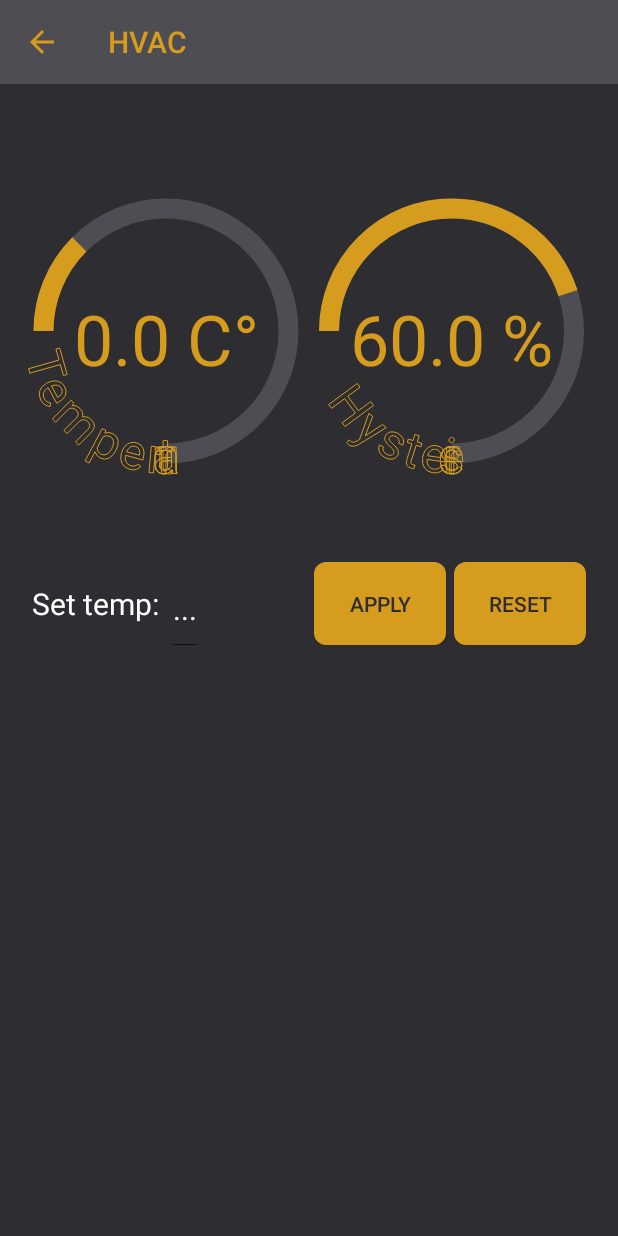
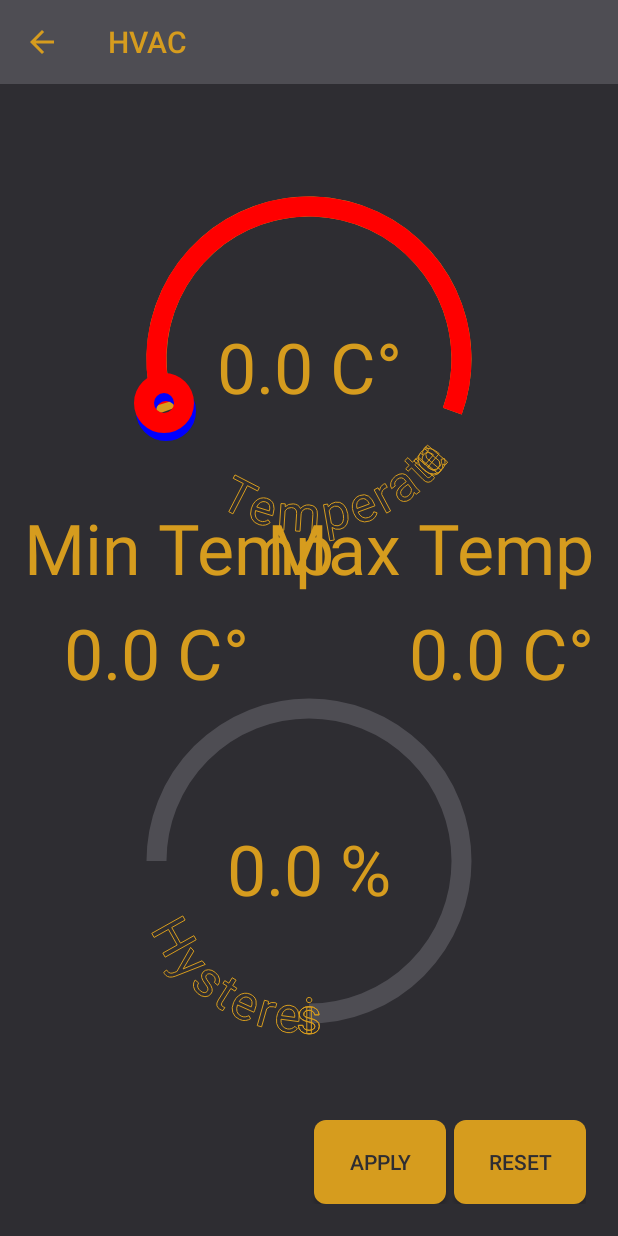
Before and after one commit to intive/patronage20-android, an Android app: the fragment HvacDetailsFragment placed in its activity, on a phone screen of 412 x 824 dp. Run offline under Robolectric (Android 15) with nearby library versions, the phone set to English and light mode, and no system bars; our stand-ins replace RxJava, data binding; 9 statements that could not run were skipped.

Commit message:
feature : change of layout, adding touch listening  #PATRON2020-37

```diff
--- a/app/src/main/java/com/intive/patronage/smarthome/feature/hvac/HVACListener.kt
+++ b/app/src/main/java/com/intive/patronage/smarthome/feature/hvac/HVACListener.kt
@@ -1,6 +1,8 @@
 package com.intive.patronage.smarthome.feature.hvac
 
+import android.annotation.SuppressLint
 import android.text.Editable
+import android.view.MotionEvent
 import android.widget.Button
 import android.widget.EditText
 import android.widget.Toast
@@ -11,29 +13,26 @@ fun setLayout(view: HvacCircle, hvacViewModel: HvacViewModel) {
     view.addOnLayoutChangeListener { _, _, _, _, _, _, _, _, _ ->
         view.temperatureFloat = hvacViewModel.temperature
         view.hysteresis = hvacViewModel.hysteresis
+        view.maxTemperature = hvacViewModel.coolingTemperature
+        view.minTemperature = hvacViewModel.heatingTemperature
     }
 }
 
-@BindingAdapter("tempUp")
-fun setOnTemperatureUp(view: Button, hvacViewModel: HvacViewModel) {
-    view.setOnClickListener {
-        if (hvacViewModel.temperatureFromView < 51 && hvacViewModel.temperatureFromView > -11) {
-            hvacViewModel.temperature = hvacViewModel.temperatureFromView
-        } else Toast.makeText(view.context, "za wysoka temperatura", Toast.LENGTH_SHORT).show()
-        hvacViewModel.hvacViewEventListener.setTemperature(hvacViewModel.temperature)
-
+@SuppressLint("ClickableViewAccessibility")
+@BindingAdapter("setTemperature")
+fun setTemperature(view: HvacCircle, hvacViewModel: HvacViewModel) {
+    view.setOnTouchListener { _, motionEvent ->
+        when(motionEvent.action) {
+            MotionEvent.ACTION_DOWN, MotionEvent.ACTION_MOVE -> {
+                view.onTouch(motionEvent.x, motionEvent.y).apply {
+                    hvacViewModel.coolingTemperature = view.maxTemperature
+                    hvacViewModel.heatingTemperature = view.minTemperature
+                }
+            }
+            MotionEvent.ACTION_UP ->{
+                view.reset()
+            }
+        }
+        true
     }
 }
-
-@BindingAdapter("textChangeListener")
-fun textChangeListener(view: EditText, hvacViewModel: HvacViewModel) {
-
-    view.addTextChangedListener(object : MyTextWatcher() {
-        override fun afterTextChanged(s: Editable?) {
-            if (!s.isNullOrBlank()) {
-                val temperatureFromView = s.toString().toFloat()
-                hvacViewModel.temperatureFromView = temperatureFromView
-            }
-        }
-    })
-}
--- a/app/src/main/java/com/intive/patronage/smarthome/feature/hvac/HVACViewEventListener.kt
+++ b/app/src/main/java/com/intive/patronage/smarthome/feature/hvac/HVACViewEventListener.kt
@@ -4,4 +4,6 @@ interface HVACViewEventListener {
     fun setTemperature(temperature :Float)
     fun setHysteresis(hysteresis : Float)
     fun connectionError(error: Boolean)
+    fun setHeatingTemperature(heatingTemperature :Int)
+    fun setCoolingTemperature(coolingTemperature :Int)
 }
--- a/app/src/main/java/com/intive/patronage/smarthome/feature/hvac/HvacCircle.kt
+++ b/app/src/main/java/com/intive/patronage/smarthome/feature/hvac/HvacCircle.kt
@@ -1,29 +1,57 @@
 package com.intive.patronage.smarthome.feature.hvac
 
 import android.content.Context
-import android.graphics.Canvas
-import android.graphics.Paint
-import android.graphics.Path
-import android.graphics.RectF
-import android.os.Handler
-import android.os.HandlerThread
-import android.os.Message
+import android.graphics.*
 import android.text.TextPaint
 import android.util.AttributeSet
-import android.util.Log
 import android.view.View
 import com.intive.patronage.smarthome.R
-import kotlinx.android.synthetic.main.fragment_hvac_details.view.*
-import org.koin.ext.getScopeName
+import kotlin.math.cos
+import kotlin.math.pow
+import kotlin.math.roundToInt
+import kotlin.math.sin
 
 
 class HvacCircle(context: Context?, attrs: AttributeSet?) : View(context, attrs){
 
+
     var temperatureFloat: Float = 0F
-    var hysteresis = 60F
+    var hysteresis = 0F
+    private var mWidth = 0
+    private var mHeight =0
+    private var radius =0
+    private var coldSweepAngle = 0f
+    private var hotSweepAngle = 0f
+    private val startAngle = 160f
+    var minTemperature = 0
+    var maxTemperature = 0
+    private var coldCircleRadius = 20f
+    private var hotCircleRadius = 20f
+    private var coldTouched = false
+    private var hotTouched = false
+    private lateinit var coldPoint : Point
+    private lateinit var hotPoint: Point
+    private lateinit var coldCircle : RectF
+    private lateinit var hotCircle : RectF
+    private var oneDegree = 6.2f
+    private val sweepAngle = 220f
+    private var touchRadius = 20.0
+
     private val paint = Paint().apply {
         isAntiAlias = true
         color = resources.getColor(R.color.colorAccent)
+        style = Paint.Style.STROKE
+        strokeWidth = 20f
+    }
+    private val coldPaint = Paint().apply {
+        isAntiAlias = true
+        color = Color.BLUE
+        style = Paint.Style.STROKE
+        strokeWidth = 20f
+    }
+    private val hotPaint = Paint().apply {
+        isAntiAlias = true
+        color = Color.RED
         style = Paint.Style.STROKE
         strokeWidth = 20f
     }
@@ -35,7 +63,6 @@ class HvacCircle(context: Context?, attrs: AttributeSet?) : View(context, attrs)
     }
     private val textPaint = TextPaint().apply {
         isAntiAlias = true
-        color = resources.getColor(R.color.colorAccent)
         style = Paint.Style.STROKE
         textSize = 70f
     }
@@ -45,50 +72,154 @@ class HvacCircle(context: Context?, attrs: AttributeSet?) : View(context, attrs)
         style = Paint.Style.STROKE
         textSize = 50f
     }
-    private val padding = 20f
+
+    private lateinit var centerOfTemperatureCircle : Point
+    private lateinit var centerOfHysteresisCircle :Point
+
+    override fun onSizeChanged(w: Int, h: Int, oldw: Int, oldh: Int) {
+        super.onSizeChanged(w, h, oldw, oldh)
+        if (width < height) {
+            radius = width/2 +20
+            mWidth = width
+            mHeight = height
+            centerOfTemperatureCircle = Point().apply { x= width/2
+            y=height/4 }
+            centerOfHysteresisCircle = Point().apply { x=width/2
+            y = height - (height/4)}
+
+        } else{
+            radius = height/2 + 150
+            mWidth = height
+            mHeight = width
+            centerOfTemperatureCircle = Point().apply{ x = width/4
+            y=height/2 }
+            centerOfHysteresisCircle = Point().apply { x =(width - (width/4))
+            y=height/2}
+
+        }
+    }
+
     private fun drawCircleTemp(canvas: Canvas?, tempInt: Float) {
-        val tempLabel = "Temperatura"
+        val tempLabel = resources.getString(R.string.hvac_temperature_label)
         val tempString = "$tempInt C°"
 
-        val radius = if (width / 2 < height) width / 2f - padding * 2 else height / 2f - padding * 2
 
-        val circle = RectF().apply {
-            top = height / 2 - radius / 2
-            left = width / 4 - radius / 2
-            right = left + radius
-            bottom = top + radius
+        val tempCircle = RectF().apply {
+            top = centerOfTemperatureCircle.y - radius /2f
+            bottom = centerOfTemperatureCircle.y + radius /2f
+            left = centerOfTemperatureCircle.x  -radius /2f
+            right = centerOfTemperatureCircle.x + radius /2f
+
         }
-
-        val sweepAngle = 45 + tempInt * 4.5F
+        coldCircle = RectF(tempCircle)
+        hotCircle = RectF(tempCircle)
 
 
-        canvas?.drawArc(circle, 180f, 270f, false, paintBackground)
-        canvas?.drawArc(circle, 180f, sweepAngle, false, paint)
-        canvas?.drawText(
-            tempString,
-            width / 4f - textPaint.measureText(tempString) / 2,
-            height / 2f + textPaint.textSize / 2,
-            textPaint
+
+        coldPoint = getPoint(coldCircle.centerX(), coldCircle.centerY(), radius/2,startAngle+coldSweepAngle )
+        hotPoint = getPoint(hotCircle.centerX(), hotCircle.centerY(), radius/2,20+(hotSweepAngle*(-1)) )
+        coldSweepAngle = minTemperature.toFloat()/10*oneDegree
+        hotSweepAngle = (350 -maxTemperature).toFloat()/10*oneDegree
+
+        canvas?.drawArc(tempCircle, startAngle, sweepAngle, false, paint)
+        canvas?.drawArc(coldCircle,startAngle,coldSweepAngle,false,coldPaint)
+        canvas?.drawArc(hotCircle,20f,(hotSweepAngle*(-1)),false,hotPaint)
+        canvas?.drawCircle(coldPoint.x.toFloat(), coldPoint.y.toFloat(),coldCircleRadius, coldPaint.apply { textSize =20f })
+        canvas?.drawCircle(hotPoint.x.toFloat(), hotPoint.y.toFloat(),hotCircleRadius, hotPaint)
+
+
+        canvas?.drawText(tempString,
+            centerOfTemperatureCircle.x- textPaint.measureText(tempString) / 2,
+            centerOfTemperatureCircle.y + textPaint.textSize / 2,
+            textPaint.apply { color = resources.getColor(R.color.colorAccent) }
         )
+
         canvas?.drawTextOnPath(
             tempLabel,
-            Path().apply { addArc(circle, 180f, -90f) },
+            Path().apply { addArc(tempCircle, 130f, -90f) },
             20f,
             20f,
             textLabelPaint
         )
     }
 
+    private fun drawMinTemperatureLabel (canvas: Canvas?){
+        val text = (minTemperature.toFloat()/10).toString()
+        val minTempLabel = "Min Temp"
+        val tempString = "$text C°"
+        if(width<height) {
+            canvas?.drawText(
+                tempString,
+                40F,
+                height / 2 + textPaint.textSize,
+                textPaint
+            )
+            canvas?.drawText(
+                minTempLabel,
+                0F,
+                height / 2 - textPaint.textSize / 2,
+                textPaint
+            )
+        }else{
+            canvas?.drawText(
+                tempString,
+                width/2f - textPaint.measureText(tempString) / 2,
+                height.toFloat(),
+                textPaint
+            )
+            canvas?.drawText(
+                minTempLabel,
+                width/2f - textPaint.measureText(minTempLabel) / 2,
+                height - textPaint.textSize,
+                textPaint
+            )
+        }
+
+    }
+
+    private fun drawMaxTemperatureLabel(canvas: Canvas?){
+        val text = ((maxTemperature).toFloat()/10).toString()
+        val tempLabel = "Max Temp"
+        val tempString = "$text C°"
+        if(width<height) {
+            canvas?.drawText(
+                tempString,
+                width.toFloat() - textPaint.measureText(tempString),
+                height / 2 + textPaint.textSize,
+                textPaint
+            )
+            canvas?.drawText(
+                tempLabel,
+                width.toFloat() - textPaint.measureText(tempLabel),
+                height / 2 - textPaint.textSize / 2,
+                textPaint
+            )
+        }else{
+            canvas?.drawText(
+                tempString,
+                width/2f - textPaint.measureText(tempString) / 2,
+                textPaint.textSize*2,
+                textPaint
+            )
+            canvas?.drawText(
+                tempLabel,
+                width/2f - textPaint.measureText(tempLabel) / 2,
+                textPaint.textSize,
+                textPaint
+            )
+        }
+    }
+
     private fun drawCircleHysteresis(canvas: Canvas?, hysteresis: Float) {
-        val histLabel = "Hysteresis"
+
+        val histLabel = resources.getString(R.string.hvac_hysteresis_label)
         val histValueString = "$hysteresis %"
-        val radius = if (width / 2 < height) width / 2 - padding * 2 else height / 2 - padding * 2
 
         val circle = RectF().apply {
-            top = height / 2 - radius / 2
-            left = width * 0.75f - radius / 2f
-            right = left + radius
-            bottom = top + radius
+            top = centerOfHysteresisCircle.y - radius /2f
+            bottom = centerOfHysteresisCircle.y + radius /2f
+            left = centerOfHysteresisCircle.x  -radius /2f
+            right = centerOfHysteresisCircle.x + radius /2f
         }
 
         val sweepAngle = hysteresis * 2.7F
@@ -97,8 +228,8 @@ class HvacCircle(context: Context?, attrs: AttributeSet?) : View(context, attrs)
         canvas?.drawArc(circle, 180f, sweepAngle, false, paint)
         canvas?.drawText(
             histValueString,
-            width * 0.75f - textPaint.measureText(histValueString) / 2,
-            height / 2f + textPaint.textSize / 2,
+            centerOfHysteresisCircle.x - textPaint.measureText(histValueString) / 2,
+            centerOfHysteresisCircle.y + textPaint.textSize / 2,
             textPaint
         )
         canvas?.drawTextOnPath(
@@ -108,24 +239,66 @@ class HvacCircle(context: Context?, attrs: AttributeSet?) : View(context, attrs)
             20f,
             textLabelPaint
         )
+    }
+
+    private fun getPoint (x:Float, y:Float, radius:Int, angle:Float):Point{
+        val angleInRadian = angle*(Math.PI/180)
+        val pointX = (x + radius * cos(angleInRadian)).roundToInt()
+        val pointY = (y + radius * sin(angleInRadian)).roundToInt()
+        return Point(pointX, pointY)
+    }
+
+    fun onTouch(eventX:Float, eventY:Float){
+
+        /*val x = eventX
+        val y = eventY*/
+        val cdx = (eventX - coldPoint.x.toDouble()).pow(2.0)
+        val cdy = (eventY - coldPoint.y.toDouble()).pow(2.0)
+        val hdx = (eventX - hotPoint.x.toDouble()).pow(2.0)
+        val hdy = (eventY - hotPoint.y.toDouble()).pow(2.0)
+
+
+        if(cdx+cdy< touchRadius.pow(2.0) && !hotTouched) {
+            coldTouched = true
+            coldCircleRadius = 30f
+            touchRadius=300.0
+            if(coldPoint.x < eventX){
+                minTemperature+= 1
+            }
+            else minTemperature-= 1
+            invalidate()
+        }
+        if(hdx+hdy< touchRadius.pow(2.0) && !coldTouched) {
+            hotTouched = true
+            hotCircleRadius = 30f
+            touchRadius=300.0
+            if(hotPoint.x > eventX){
+                maxTemperature-= 1
+            }
+            else maxTemperature+= 1
+            invalidate()
+        }
+    }
+
+    override fun onDraw(canvas: Canvas?) {
+        super.onDraw(canvas)
+
+        drawCircleTemp(canvas, temperatureFloat)
+        drawCircleHysteresis(canvas, hysteresis)
+        drawMinTemperatureLabel(canvas)
+        drawMaxTemperatureLabel(canvas)
 
     }
 
-    fun changeTemperature (temp:Float){
-        temperatureFloat = temp
-        postInvalidate()
-
-    }
-    init {
-        setWillNotDraw(false)
+    fun reset (){
+        coldTouched =false
+        hotTouched =false
+        hotCircleRadius = 20f
+        touchRadius =20.0
+        coldCircleRadius = 20f
+        invalidate()
     }
 
 
-    override fun onDraw(canvas: Canvas?) {
-        super.onDraw(canvas)
-        drawCircleTemp(canvas, temperatureFloat)
-        drawCircleHysteresis(canvas, hysteresis)
-
-    }
 
 }
--- a/app/src/main/res/layout-land/fragment_hvac_details.xml
+++ b/app/src/main/res/layout-land/fragment_hvac_details.xml
@@ -15,76 +15,38 @@
         <com.intive.patronage.smarthome.feature.hvac.HvacCircle
                 android:layout_width="@dimen/none"
                 android:layout_height="match_parent"
-                android:layout_weight="7"
+                android:layout_weight="10"
                 android:id="@+id/hvac_circle"
                 app:onLayout="@{hvacViewModel}"
+                app:setTemperature="@{hvacViewModel}"
         />
-        <LinearLayout android:layout_width="@dimen/none" android:layout_height="match_parent" android:layout_weight="7"
-                      android:orientation="vertical">
+
         <androidx.constraintlayout.widget.ConstraintLayout
-                    android:layout_width="match_parent"
-                    android:layout_height="@dimen/none"
+                android:layout_width="@dimen/none"
+                android:layout_height="match_parent"
                 android:layout_weight="1"
                 android:id="@+id/tempButtonLayout">
 
-                <TextView
-                        android:layout_width="wrap_content"
-                        android:layout_height="match_parent"
-                        android:layout_marginStart="5dp"
-                        android:textSize="@dimen/hvac_text_size"
-                        android:text="@string/hvac_details_temp_label"
-                        android:textColor="#fff"
-                        android:gravity="center"
-                        app:layout_constraintTop_toTopOf="parent"
-                        app:layout_constraintStart_toStartOf="parent" android:id="@+id/tempLabel"/>
-
-                <EditText
-                        app:textChangeListener="@{hvacViewModel}"
-                        android:layout_width="wrap_content"
-                        android:layout_height="match_parent"
-                        android:textSize="@dimen/hvac_text_size"
-                        android:text=""
-                        android:inputType="number"
-                        android:textColor="#fff"
-                        android:textColorHint="#fff"
-                        android:hint="@string/hvac_datails_hint"
-                        android:layout_marginBottom="-13dp"
-                        android:layout_marginTop="0dp"
-                        app:layout_constraintTop_toTopOf="parent"
-                        android:id="@+id/tampValueEditView"
-                        app:layout_constraintStart_toEndOf="@+id/tempLabel"
-                        android:layout_marginStart="@dimen/hvac_layout_margin" android:textIsSelectable="false" android:singleLine="false"
-                        android:importantForAutofill="no"/>
             <Button
                     android:text="@string/apply"
-                        app:tempUp="@{hvacViewModel}"
-                        android:layout_width="wrap_content"
-                        android:layout_height="match_parent"
+                    android:layout_width="match_parent"
+                    android:layout_height="wrap_content"
                     android:id="@+id/tempApplyButton"
                     android:background="@drawable/rounded_button"
-                        android:textColor="@color/backgroundColor" app:layout_constraintTop_toTopOf="parent"
-                        app:layout_constraintEnd_toStartOf="@+id/tempReset" android:layout_marginEnd="@dimen/hvac_layout_margin"/>
+                    android:textColor="@color/backgroundColor"
+                    app:layout_constraintEnd_toEndOf="@+id/tempReset" app:layout_constraintTop_toTopOf="parent"
+                    android:layout_marginTop="80dp"/>
             <Button
                     android:text="@string/reset"
-                        android:layout_width="wrap_content"
-                        android:layout_height="match_parent"
-                        android:layout_marginEnd="@dimen/hvac_layout_margin"
+                    android:layout_width="match_parent"
+                    android:layout_height="wrap_content"
                     android:id="@+id/tempReset"
                     android:background="@drawable/rounded_button"
                     android:textColor="@color/backgroundColor"
                     app:layout_constraintEnd_toEndOf="parent"
-                        app:layout_constraintTop_toTopOf="parent"/>
+                    android:layout_marginTop="12dp" app:layout_constraintTop_toBottomOf="@+id/tempApplyButton"/>
 
         </androidx.constraintlayout.widget.ConstraintLayout>
 
-            <RelativeLayout
-                    android:layout_width="match_parent"
-                    android:layout_height="@dimen/none"
-                    android:layout_weight="10"
-            />
     </LinearLayout>
-
-
-    </LinearLayout>
-
 </layout>
--- a/app/src/main/res/layout/fragment_hvac_details.xml
+++ b/app/src/main/res/layout/fragment_hvac_details.xml
@@ -17,47 +17,20 @@
         <com.intive.patronage.smarthome.feature.hvac.HvacCircle
                 android:layout_width="match_parent"
                 android:layout_height="@dimen/none"
-                android:layout_weight="8"
+                android:layout_weight="12"
                 android:id="@+id/hvac_circle"
                 app:onLayout="@{hvacViewModel}"
+                app:setTemperature="@{hvacViewModel}"
                 />
         <androidx.constraintlayout.widget.ConstraintLayout
                 android:layout_margin="@dimen/hvac_layout_margin"
                 android:layout_width="match_parent"
                 android:layout_height="@dimen/none"
-                android:layout_weight="1.5"
+                android:layout_weight="1"
                 android:id="@+id/tempButtonLayout">
 
-            <TextView
-                    android:layout_width="wrap_content"
-                    android:layout_height="match_parent"
-                    android:textSize="@dimen/hvac_text_size"
-                    android:text="@string/hvac_details_temp_label"
-                    android:textColor="#fff"
-                    android:gravity="center"
-                    app:layout_constraintTop_toTopOf="parent"
-                    app:layout_constraintStart_toStartOf="parent" android:id="@+id/tempLabel"/>
-
-            <EditText
-                    app:textChangeListener="@{hvacViewModel}"
-                    android:layout_width="wrap_content"
-                    android:layout_height="match_parent"
-                    android:textSize="@dimen/hvac_text_size"
-                    android:text=""
-                    android:inputType="number"
-                    android:textColor="#fff"
-                    android:textColorHint="#fff"
-                    android:hint="@string/hvac_datails_hint"
-                    android:layout_marginBottom="@dimen/hvac_layout_negative_margin"
-                    app:layout_constraintTop_toTopOf="parent"
-                    android:id="@+id/tampValueEditView"
-                    app:layout_constraintStart_toEndOf="@+id/tempLabel"
-                    android:layout_marginStart="@dimen/hvac_layout_margin"
-                    android:textIsSelectable="false"
-                    android:singleLine="false" android:importantForAutofill="no"/>
             <Button
                     android:text="@string/apply"
-                    app:tempUp="@{hvacViewModel}"
                     android:layout_width="wrap_content"
                     android:layout_height="match_parent"
                     android:id="@+id/tempApplyButton"
@@ -76,13 +49,6 @@
 
         </androidx.constraintlayout.widget.ConstraintLayout>
 
-        <RelativeLayout
-                android:layout_width="match_parent"
-                android:layout_height="0dp"
-                android:layout_weight="10"
-        />
-
-
     </LinearLayout>
 
 </layout>
--- a/app/src/main/res/values/strings.xml
+++ b/app/src/main/res/values/strings.xml
@@ -32,4 +32,6 @@
     <string name="hvac_details_temp_label">Set temp:</string>
     <string name="hvac_datails_hint">...</string>
     <string name="hvac_details_connecting_error">Unable to load HVAC System</string>
+    <string name="hvac_hysteresis_label">Hysteresis</string>
+    <string name="hvac_temperature_label">Temperature</string>
 </resources>
```
Also changed, not shown: app/src/main/java/com/intive/patronage/smarthome/feature/hvac/HvacDetailsFragment.kt (+14 -1 lines), app/src/main/java/com/intive/patronage/smarthome/feature/hvac/HvacViewModel.kt (+15 -0 lines). Lines whose indentation alone changed are shown as unchanged.
